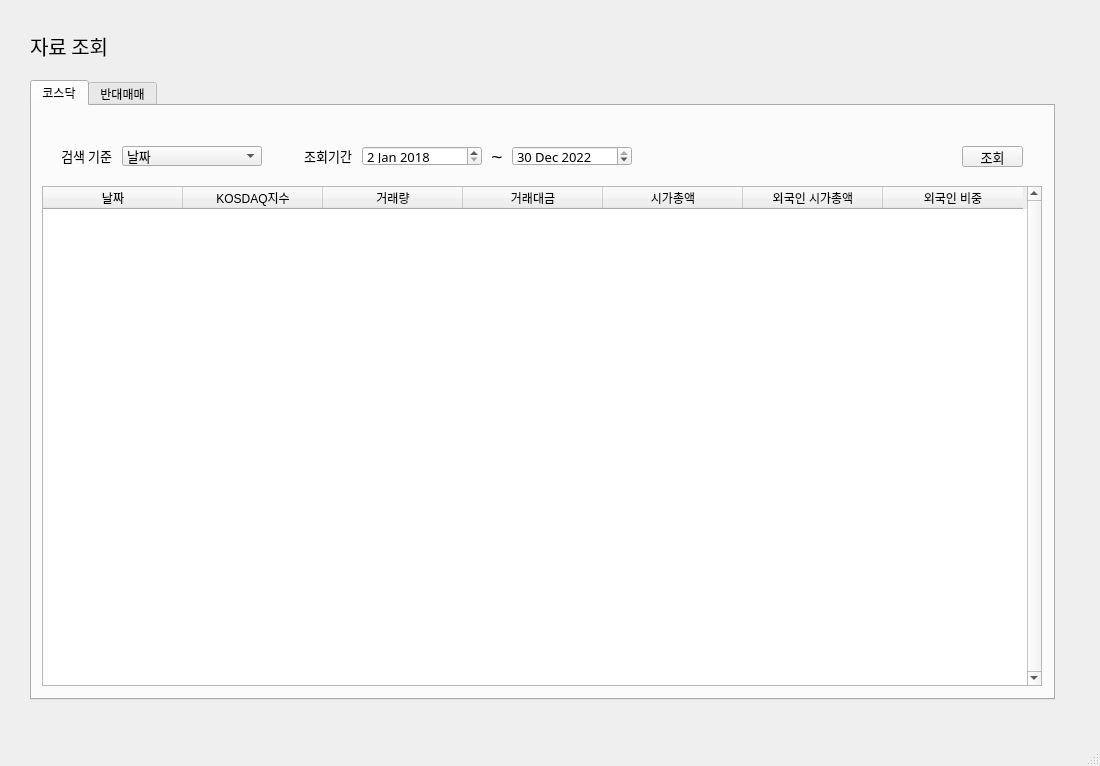
Old version of the form main.ui in the repository syarin03/kosdaq.
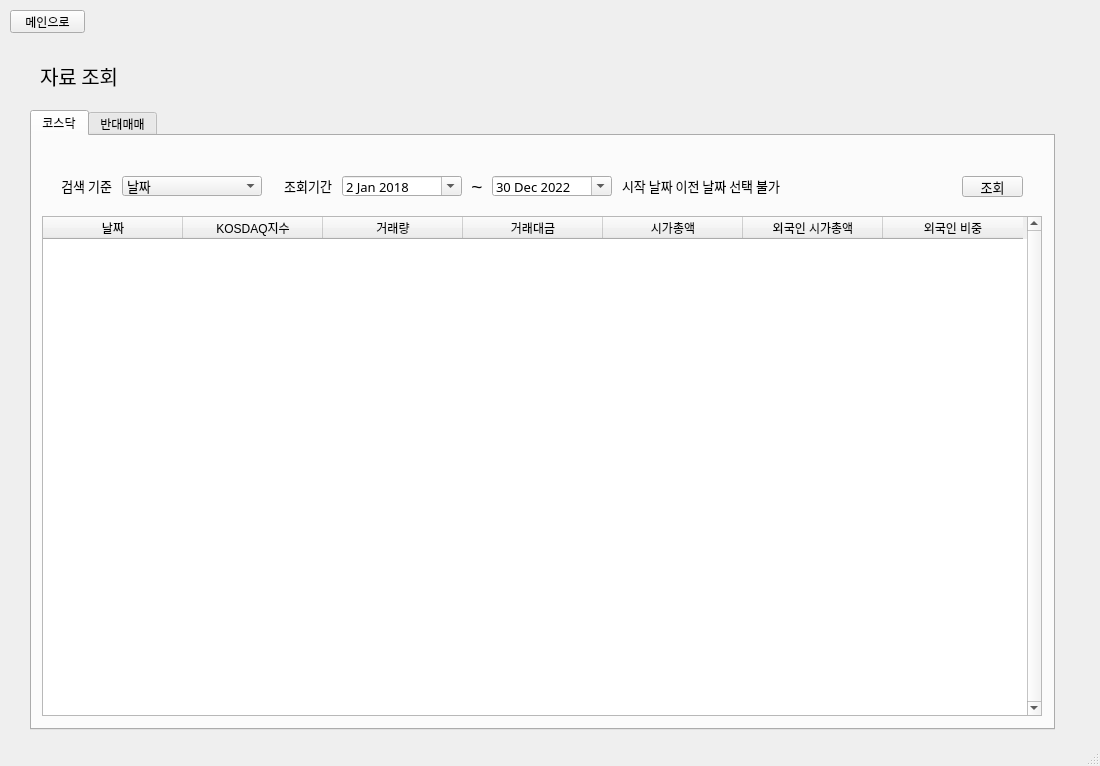
New version of the form.

Commit message: 메인 생성, 데이터 관리 구현 시작

Diff of the .ui file:
```diff
--- a/main.ui
+++ b/main.ui
@@ -24,14 +24,42 @@
      </rect>
     </property>
     <property name="currentIndex">
-     <number>0</number>
+     <number>1</number>
     </property>
-    <widget class="QWidget" name="page">
+    <widget class="QWidget" name="stack_main">
+     <widget class="QPushButton" name="btn_gomanage">
+      <property name="geometry">
+       <rect>
+        <x>390</x>
+        <y>360</y>
+        <width>75</width>
+        <height>23</height>
+       </rect>
+      </property>
+      <property name="text">
+       <string>데이터 관리</string>
+      </property>
+     </widget>
+     <widget class="QPushButton" name="btn_gosearch">
+      <property name="geometry">
+       <rect>
+        <x>500</x>
+        <y>360</y>
+        <width>75</width>
+        <height>23</height>
+       </rect>
+      </property>
+      <property name="text">
+       <string>데이터 조회</string>
+      </property>
+     </widget>
+    </widget>
+    <widget class="QWidget" name="stack_search">
      <widget class="QLabel" name="label_search">
       <property name="geometry">
        <rect>
-        <x>30</x>
-        <y>20</y>
+        <x>40</x>
+        <y>50</y>
         <width>511</width>
         <height>51</height>
        </rect>
@@ -50,7 +78,7 @@
       <property name="geometry">
        <rect>
         <x>30</x>
-        <y>80</y>
+        <y>110</y>
         <width>1025</width>
         <height>620</height>
        </rect>
@@ -100,7 +128,7 @@
          <widget class="QDateEdit" name="date_kafter">
           <property name="geometry">
            <rect>
-            <x>240</x>
+            <x>220</x>
             <y>10</y>
             <width>120</width>
             <height>20</height>
@@ -142,11 +170,14 @@
             <day>2</day>
            </datetime>
           </property>
+          <property name="calendarPopup">
+           <bool>true</bool>
+          </property>
          </widget>
          <widget class="QDateEdit" name="date_kbefore">
           <property name="geometry">
            <rect>
-            <x>90</x>
+            <x>70</x>
             <y>10</y>
             <width>120</width>
             <height>20</height>
@@ -188,11 +219,14 @@
             <day>2</day>
            </datetime>
           </property>
+          <property name="calendarPopup">
+           <bool>true</bool>
+          </property>
          </widget>
          <widget class="QLabel" name="label_7">
           <property name="geometry">
            <rect>
-            <x>210</x>
+            <x>190</x>
             <y>10</y>
             <width>30</width>
             <height>20</height>
@@ -213,7 +247,7 @@
          <widget class="QLabel" name="label_8">
           <property name="geometry">
            <rect>
-            <x>20</x>
+            <x>0</x>
             <y>10</y>
             <width>60</width>
             <height>20</height>
@@ -232,6 +266,28 @@
            <set>Qt::AlignRight|Qt::AlignTrailing|Qt::AlignVCenter</set>
           </property>
          </widget>
+         <widget class="QLabel" name="label_kimpo">
+          <property name="geometry">
+           <rect>
+            <x>350</x>
+            <y>10</y>
+            <width>211</width>
+            <height>20</height>
+           </rect>
+          </property>
+          <property name="font">
+           <font>
+            <family>맑은 고딕</family>
+            <pointsize>10</pointsize>
+           </font>
+          </property>
+          <property name="text">
+           <string>시작 날짜 이전 날짜 선택 불가</string>
+          </property>
+          <property name="alignment">
+           <set>Qt::AlignLeading|Qt::AlignLeft|Qt::AlignVCenter</set>
+          </property>
+         </widget>
         </widget>
         <widget class="QWidget" name="search_3">
          <widget class="QLabel" name="label_9">
@@ -852,6 +908,19 @@
        </widget>
       </widget>
      </widget>
+     <widget class="QPushButton" name="btn_sgomain">
+      <property name="geometry">
+       <rect>
+        <x>10</x>
+        <y>10</y>
+        <width>75</width>
+        <height>23</height>
+       </rect>
+      </property>
+      <property name="text">
+       <string>메인으로</string>
+      </property>
+     </widget>
      <zorder>tab_search</zorder>
      <zorder>label_search</zorder>
     </widget>
```
Left out of the diff: 66 changed lines with no effect on the pictures. The commit also changes 1 other file.
